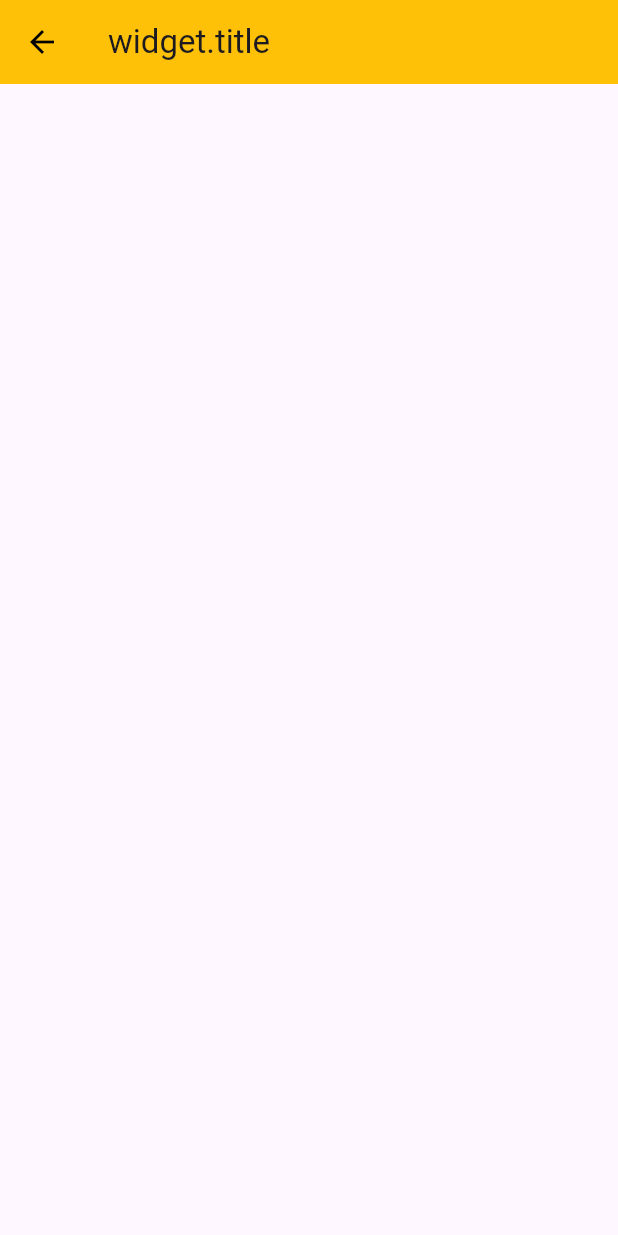
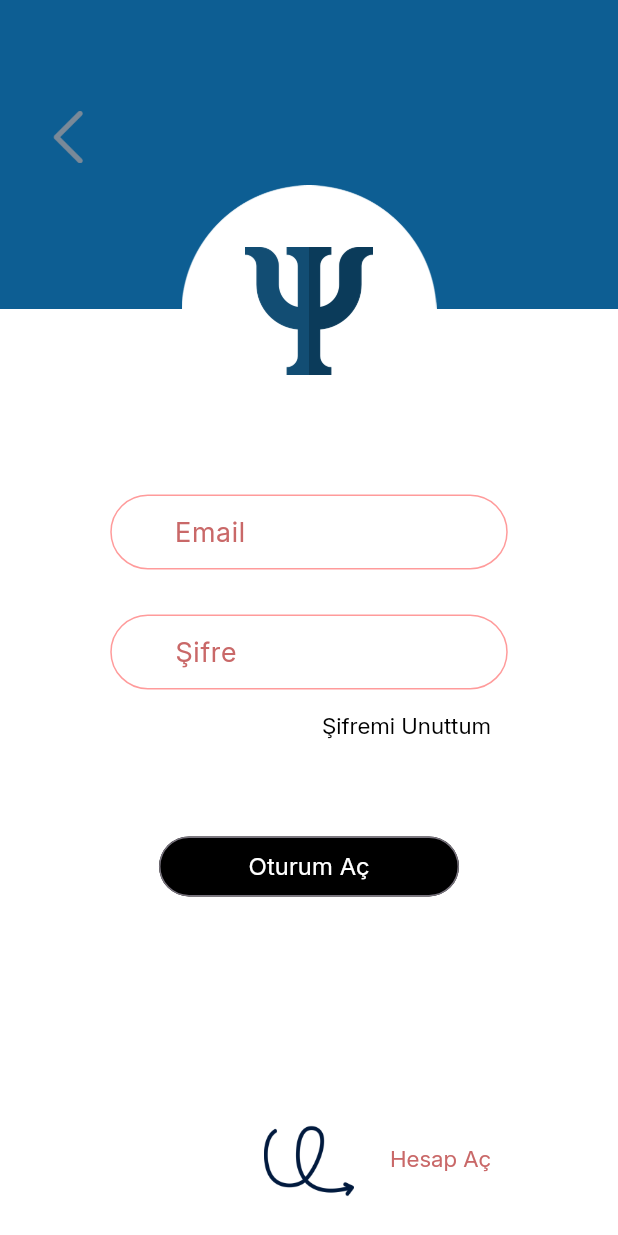
Before and after one commit to tugba0278/Benle-Kal, a Flutter app: the LoginPsychologistPage screen opened by its route, on a phone screen of 412 x 824 dp. Run offline on Flutter 3.47's test engine with Material 3 defaults, Android fonts, the light colour scheme and no system bars; our stand-ins replace firebase_core; accounts and stored records are empty.

Commit message:
login pyscholog page' design finished

```diff
--- a/lib/pages/login_psychologist_page.dart
+++ b/lib/pages/login_psychologist_page.dart
@@ -1,4 +1,9 @@
 import 'package:flutter/material.dart';
+import 'package:psychology_app/classes/container1.dart';
+import 'package:psychology_app/classes/container2.dart';
+import 'package:psychology_app/classes/login_logo_container.dart';
+import 'package:psychology_app/routes.dart';
+import 'package:psychology_app/styles.dart';
 
 class LoginPsychologistPage extends StatefulWidget {
   const LoginPsychologistPage({super.key});
@@ -8,18 +13,151 @@ class LoginPsychologistPage extends StatefulWidget {
 }
 
 class _LoginPsychologistPageState extends State<LoginPsychologistPage> {
+  final _formKey = GlobalKey<FormState>();
+  final TextEditingController _emailController =
+      TextEditingController(); //email input kontrolü yapar
+  final TextEditingController _passwordController =
+      TextEditingController(); //şifre input kontrolü yapar
+
+  @override
+  void dispose() {
+    _emailController.dispose(); //email objesi bellekten kaldırılır.
+    _passwordController.dispose(); //şifre objesi bellekten kaldırılır.
+    super.dispose(); //widget'ın tamamı bellekten kaldırılır.
+  }
+
   @override
   Widget build(BuildContext context) {
+    Container1 container1 = Container1(); //blue container objesi
+    Container2 container2 = Container2(); //white container objesi
+    LogoContainer loginLogoContainer = LogoContainer(
+        imagePath: 'lib/assets/images/psycholog-logo-ellipse.png');
     return Scaffold(
-      appBar: AppBar(
-        backgroundColor: Colors.amber,
-        title: Text(
-          "widget.title",
-          textAlign: TextAlign.center,
-        ),
-        leading: IconButton(
-          icon: Icon(Icons.arrow_back, color: Colors.black),
-          onPressed: () => Navigator.of(context).pop(),
+      backgroundColor: Colors.white,
+      body: SingleChildScrollView(
+        keyboardDismissBehavior: ScrollViewKeyboardDismissBehavior.onDrag,
+        child: Stack(
+          children: [
+            Column(
+              children: [
+                Stack(
+                  //blue container and back vector
+                  children: [
+                    //blue container
+                    container1.buildContainer(context),
+
+                    //back vector
+                    Padding(
+                      padding: EdgeInsets.only(
+                          top: MediaQuery.of(context).size.height * 0.08,
+                          left: 20),
+                      child: IconButton(
+                          onPressed: () {
+                            Navigator.pop(context);
+                          },
+                          icon: backVectorStyle),
+                    )
+                  ],
+                ),
+                //white container
+                Stack(
+                  alignment: Alignment.bottomRight,
+                  children: [
+                    container2.buildContainer(context),
+                    Positioned(
+                        bottom: 20,
+                        left: (MediaQuery.of(context).size.width / 2) + 30,
+                        child: TextButton(
+                            onPressed: () {},
+                            child: TextButton(
+                                onPressed: () {
+                                  Navigator.pushNamed(
+                                      context, registerPsychologistPageRoute);
+                                },
+                                style: textButtonStyle2,
+                                child: const Text('Hesap Aç'))))
+                  ],
+                )
+              ],
+            ),
+            Stack(
+              children: [
+                loginLogoContainer.buildContainer(context),
+                Align(
+                  alignment: Alignment.topCenter,
+                  child: Padding(
+                    padding: EdgeInsets.only(
+                        top: MediaQuery.of(context).size.height * 0.2),
+                    child: psychologLogoStyle,
+                  ),
+                )
+              ],
+            ),
+
+            //input text ve button
+            Center(
+              child: Padding(
+                padding: EdgeInsets.fromLTRB(
+                    60, MediaQuery.of(context).size.height * 0.4, 60, 0),
+                child: Form(
+                    key: _formKey,
+                    child: Column(
+                      crossAxisAlignment: CrossAxisAlignment.center,
+                      mainAxisAlignment: MainAxisAlignment.center,
+                      children: [
+                        SizedBox(
+                          width: 265,
+                          height: 50,
+                          child: TextFormField(
+                            decoration: const InputDecoration(
+                                labelText: '     Email',
+                                labelStyle: formTextStyle,
+                                enabledBorder: formBorderStyle,
+                                focusedBorder: formFocusBorderStyle),
+                            textAlign: TextAlign.center,
+                          ),
+                        ),
+                        const SizedBox(
+                          height: 30,
+                        ),
+                        SizedBox(
+                          width: 265,
+                          height: 50,
+                          child: TextFormField(
+                            decoration: const InputDecoration(
+                                labelText: '     Şifre',
+                                labelStyle: formTextStyle,
+                                enabledBorder: formBorderStyle,
+                                focusedBorder: formFocusBorderStyle),
+                          ),
+                        ),
+                        Padding(
+                          padding: const EdgeInsets.only(left: 130),
+                          child: TextButton(
+                              onPressed: () {},
+                              style: textButtonStyle,
+                              child: const Text('Şifremi Unuttum')),
+                        ),
+                        const SizedBox(
+                          height: 50,
+                        ),
+                        SizedBox(
+                          width: 200,
+                          height: 40,
+                          child: OutlinedButton(
+                            onPressed: () {},
+                            style: logRegButtonStyle,
+                            child: const Text(
+                              'Oturum Aç',
+                              style: logRegTextStyle,
+                            ),
+                          ),
+                        ),
+                      ],
+                    )),
+              ),
+            )
+          ],
         ),
       ),
     );
--- a/lib/pages/login_student_page.dart
+++ b/lib/pages/login_student_page.dart
@@ -65,7 +65,7 @@ class _LoginStudentPageState extends State<LoginStudentPage> {
                     container2.buildContainer(context),
                     Positioned(
                         bottom: 20,
-                        left: (MediaQuery.of(context).size.width / 2) + 30,
+                        left: (MediaQuery.of(context).size.width / 2) + 40,
                         child: TextButton(
                           onPressed: () {
                             Navigator.pushNamed(
--- a/lib/styles.dart
+++ b/lib/styles.dart
@@ -92,3 +92,9 @@ final backVectorStyle = Image.asset(
   height: 35,
   width: 35,
 );
+
+final psychologLogoStyle = Image.asset(
+  'lib/assets/images/psycholog-logo.png',
+  height: 85,
+  width: 85,
+);
```
Also changed, not shown: lib/assets/images/psycholog-logo-ellipse.png (added), lib/assets/images/psycholog-logo.png (added).
